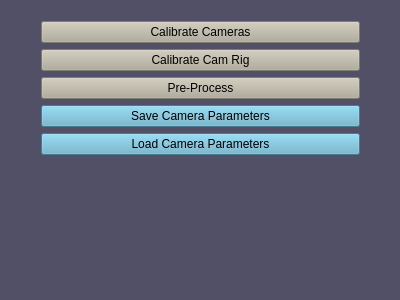
yudanaz/masterthesis, file SegmentationPreprocessor/mainwindow.ui: the form before one commit.
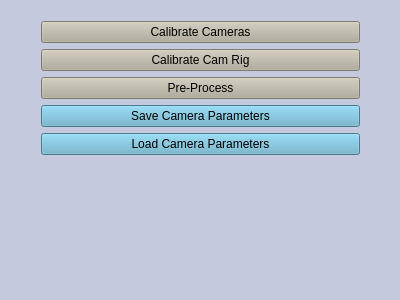
The form after the commit.

What changed in the file:
```diff
--- a/SegmentationPreprocessor/mainwindow.ui
+++ b/SegmentationPreprocessor/mainwindow.ui
@@ -14,7 +14,7 @@
    <string>MainWindow</string>
   </property>
   <property name="styleSheet">
-   <string notr="true">background-color: rgb(82, 80, 102);</string>
+   <string notr="true">background-color: rgb(196, 201, 222)</string>
   </property>
   <widget class="QWidget" name="centralWidget">
    <widget class="QWidget" name="verticalLayoutWidget">
```
